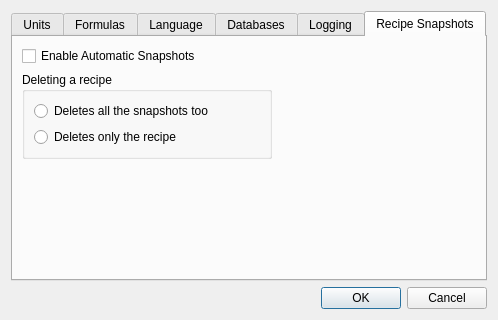
The window that ui/optionsDialog.ui (Brewtarget/brewtarget) describes before a commit, drawn with Qt 5.
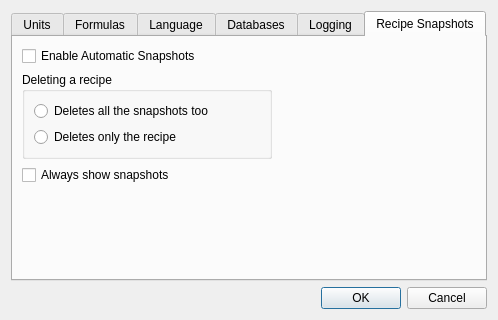
The same window after the commit. The open tabs and pages were chosen to show the change.

Commit message:
Global checkbox to always show ancestors
This is close to done, I think.

I chopped OptionDialog::saveAndClose() into many pieces, and then chopped some of those pieces into pieces. I simply could not stomach that 200+ line monstrosity when the divisions were so obvious.

The entire rest of this change is enabling an option to show ancestors by default. It took actually more work than I would have expected. I need to check the context menus to make sure they make sense, but this is enough to get the MVP done.

```diff
--- a/ui/optionsDialog.ui
+++ b/ui/optionsDialog.ui
@@ -517,6 +517,13 @@
          </layout>
         </widget>
        </item>
+       <item>
+        <widget class="QCheckBox" name="checkBox_alwaysShowSnaps">
+         <property name="text">
+          <string>Always show snapshots</string>
+         </property>
+        </widget>
+       </item>
        <item>
         <spacer name="verticalSpacer_2">
          <property name="orientation">
```
The commit also changes 8 other files.
